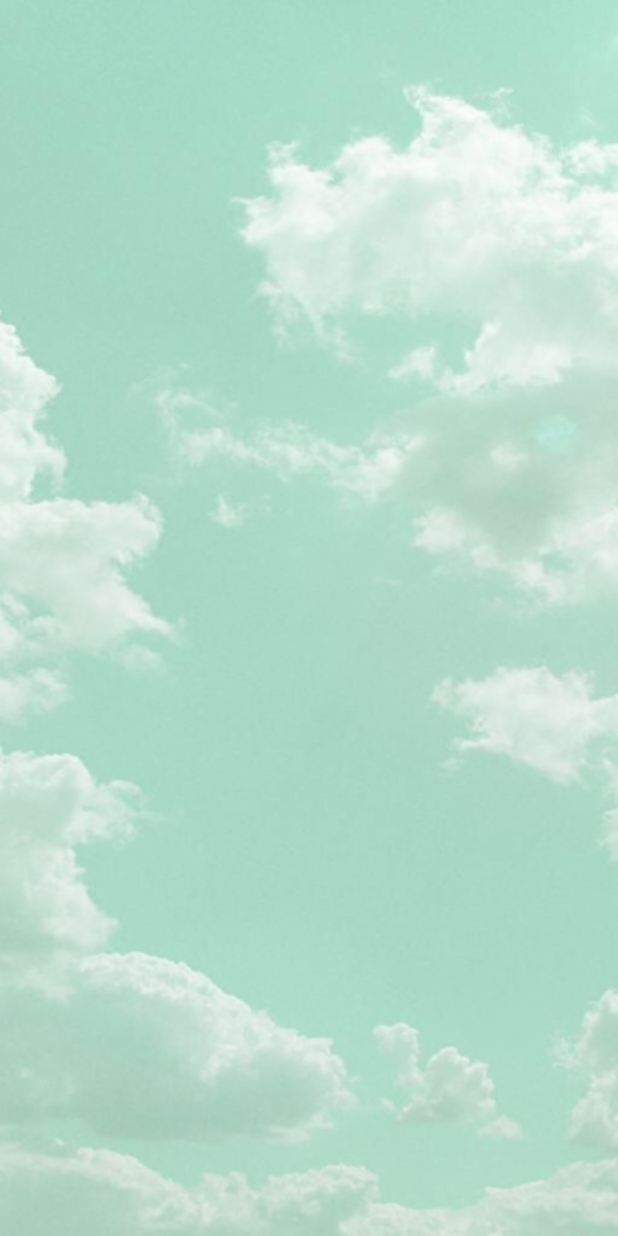
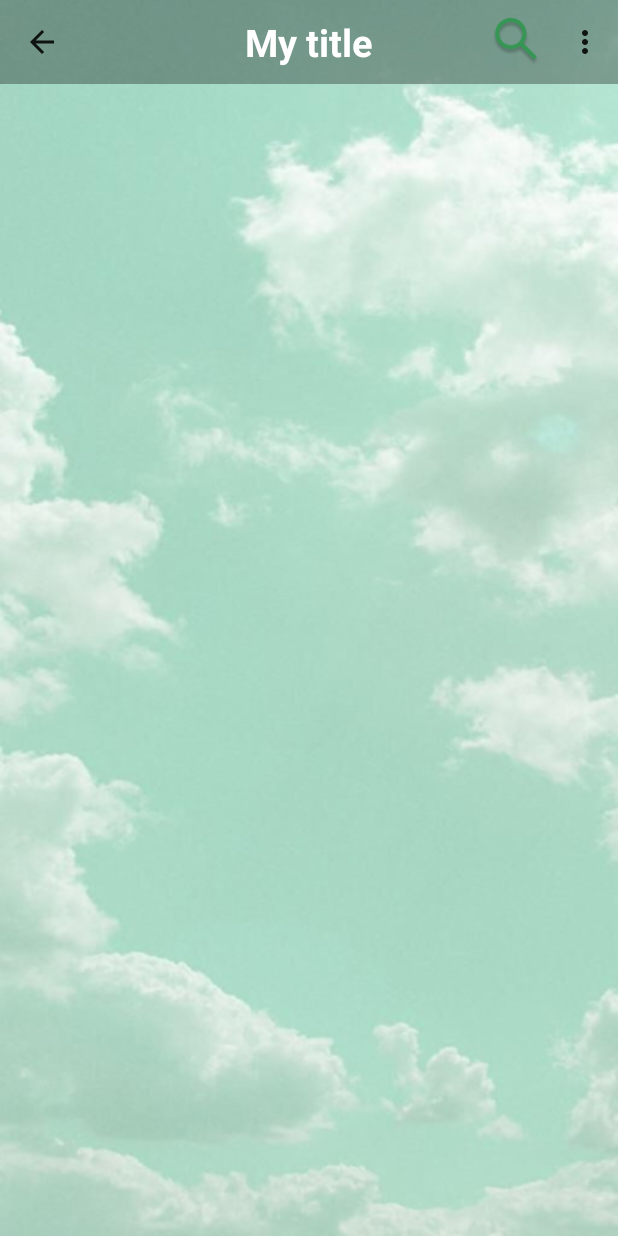
Before and after one commit to LifeIsRightward/2022_RomaticChaser-DIary, an Android app: the MainActivity screen opened directly, with no data from a screen before it, on a phone screen of 412 x 824 dp. Run offline under Robolectric (Android 15) with nearby library versions, the phone set to English and light mode, and no system bars.

Commit message:
firstshow,login,register finished

```diff
--- a/app/src/main/java/com/example/kotlinex1/MainActivity.kt
+++ b/app/src/main/java/com/example/kotlinex1/MainActivity.kt
@@ -11,18 +11,19 @@ import com.example.kotlinex1.databinding.ActivityMainBinding
 
 class MainActivity : AppCompatActivity() {
 
-    private lateinit var binding : ActivityMainBinding
+    private lateinit var binding: ActivityMainBinding
 
     override fun onCreate(savedInstanceState: Bundle?) {
         super.onCreate(savedInstanceState)
         binding = ActivityMainBinding.inflate(layoutInflater)
         setContentView(binding.root)
 
-        /*setSupportActionBar(binding.MainToolbar)
-        supportActionBar?.title = "낭만파 다이어리"
+        setSupportActionBar(binding.MainToolbar)
+        supportActionBar?.setDisplayShowTitleEnabled(false)//기존 툴바의 제목 삭제
         supportActionBar?.setDisplayHomeAsUpEnabled(true)
         binding.MainToolbar.setTitleTextColor(Color.BLACK)
-        binding.MainToolbar.setBackgroundColor(Color.GREEN)*/
+        binding.MainToolbar.setBackgroundColor(Color.argb(80,0,0,0))//툴바 투명하게 바꾸기
+        //투명도가 alpha이다. 값은 투명도의 정도(퍼센테이지 %에 따라 정해진 16진수가 있으니 찾아보며 적용해보는게 좋다.)
     }
 
     override fun onCreateOptionsMenu(menu: Menu?): Boolean {
@@ -31,23 +32,25 @@ class MainActivity : AppCompatActivity() {
     }//툴바 오른쪽에 search버튼과 더보기버튼이 보이게끔 해주는 온 크리에이트 옵션스 메뉴 함수
 
     override fun onOptionsItemSelected(item: MenuItem): Boolean {
-        when(item!!.itemId){
-            android.R.id.home ->{//뒤로가기 버튼일때 그 액티비티 종료
+        when (item!!.itemId) {
+            android.R.id.home -> {//뒤로가기 버튼일때 그 액티비티 종료
                 finish()
                 return true
             }
-            R.id.Search ->{
+            R.id.Search -> {
                 Toast.makeText(this, "Search_ICon_Was_Clicked11", Toast.LENGTH_SHORT).show()
                 return true
             }
             //더보기의 첫번째 항목을 클릭할때 토스트 메시지 실행
-            R.id.action_1->{
-                Toast.makeText(this, "I Don't Know but action_1 Was Clicked!!", Toast.LENGTH_SHORT).show()
+            R.id.action_1 -> {
+                Toast.makeText(this, "I Don't Know but action_1 Was Clicked!!", Toast.LENGTH_SHORT)
+                    .show()
                 return true
             }
             //더보기의 주번째 항목을 클릭할때 토스트 메시지 실행
-            R.id.action_2->{
-                Toast.makeText(this, "I Don't Know but action_2 Was Clicked!!", Toast.LENGTH_SHORT).show()
+            R.id.action_2 -> {
+                Toast.makeText(this, "I Don't Know but action_2 Was Clicked!!", Toast.LENGTH_SHORT)
+                    .show()
                 return true
             }
         }
--- a/app/src/main/res/layout/activity_main.xml
+++ b/app/src/main/res/layout/activity_main.xml
@@ -5,4 +5,34 @@
     android:layout_width="match_parent"
     android:layout_height="match_parent"
     android:background="@drawable/mainbackground"
-    tools:context=".MainActivity"/>
+    tools:context=".MainActivity">
+
+    <androidx.appcompat.widget.Toolbar
+        android:id="@+id/MainToolbar"
+        android:layout_width="match_parent"
+        android:layout_height="wrap_content"
+        android:background="?attr/colorPrimary"
+        android:fitsSystemWindows="true"
+        android:minHeight="?attr/actionBarSize"
+        android:theme="?attr/actionBarTheme"
+        app:layout_constraintBottom_toBottomOf="parent"
+        app:layout_constraintEnd_toEndOf="parent"
+        app:layout_constraintHorizontal_bias="1.0"
+        app:layout_constraintStart_toStartOf="parent"
+        app:layout_constraintTop_toTopOf="parent"
+        app:layout_constraintVertical_bias="0.0" />
+
+    <TextView
+        android:id="@+id/textView3"
+        android:layout_width="wrap_content"
+        android:layout_height="wrap_content"
+        android:gravity="center"
+        android:text="My title"
+        android:textColor="@android:color/white"
+        android:textSize="25sp"
+        android:textStyle="bold"
+        app:layout_constraintBottom_toBottomOf="@+id/MainToolbar"
+        app:layout_constraintEnd_toEndOf="@+id/MainToolbar"
+        app:layout_constraintStart_toStartOf="@+id/MainToolbar"
+        app:layout_constraintTop_toTopOf="parent" />
+</androidx.constraintlayout.widget.ConstraintLayout>
--- a/app/src/main/res/menu/toolbar_menu.xml
+++ b/app/src/main/res/menu/toolbar_menu.xml
@@ -4,7 +4,7 @@
     <item
         android:id="@+id/Search"
         android:title="환경설정"
-        android:icon="@drawable/ic_launcher_background"
+        android:icon="@drawable/search_icon"
         app:showAsAction="ifRoom"/>
 
     <!-- Settings, should always be in the overflow -->
```
Also changed, not shown: app/src/main/res/drawable-v24/search_icon.png (added).
